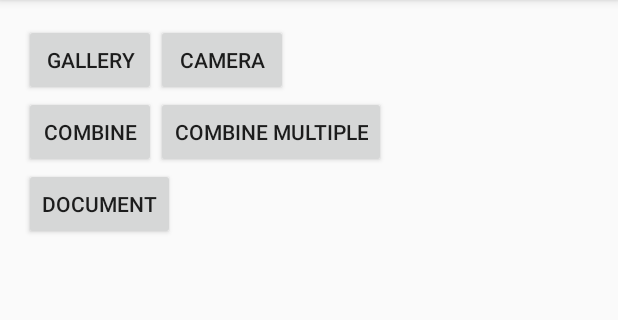
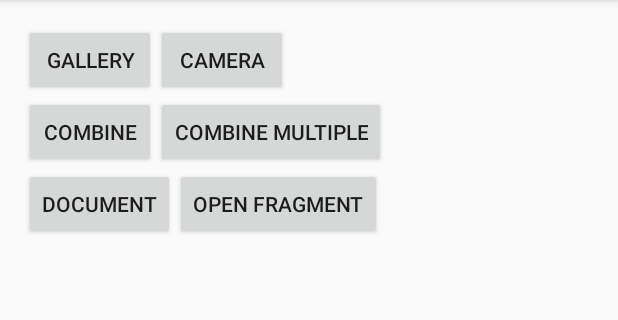
Before and after one commit to GeniusRUS/CPhoto, an Android app: the screen it shows after launch (MainActivity), after a tap on "CAMERA", on a phone screen of 412 x 824 dp, the part 84-404 px from its top. Run offline under Robolectric (Android 15) with nearby library versions, the phone set to English and light mode, and no system bars.

Commit message:
Добавил поиск FragmentActivity внутри переданного Context'a

```diff
--- a/app/src/main/AndroidManifest.xml
+++ b/app/src/main/AndroidManifest.xml
@@ -3,6 +3,7 @@
     package="com.genius.coroutinesphoto">
 
     <application
+        android:requestLegacyExternalStorage="true"
         android:allowBackup="true"
         android:icon="@mipmap/ic_launcher"
         android:label="@string/app_name"
--- a/app/src/main/java/com/genius/coroutinesphoto/MainActivity.kt
+++ b/app/src/main/java/com/genius/coroutinesphoto/MainActivity.kt
@@ -23,8 +23,7 @@ class MainActivity : AppCompatActivity(), CoroutineScope {
         setContentView(R.layout.activity_main)
 
         get.setOnClickListener { v ->
-            image.setImageBitmap(null)
-            thumbs.removeAllViews()
+            clear()
 
             launch {
                 try {
@@ -36,8 +35,7 @@ class MainActivity : AppCompatActivity(), CoroutineScope {
         }
 
         take.setOnClickListener { v ->
-            image.setImageBitmap(null)
-            thumbs.removeAllViews()
+            clear()
 
             launch {
                 try {
@@ -49,8 +47,7 @@ class MainActivity : AppCompatActivity(), CoroutineScope {
         }
 
         combine.setOnClickListener { v ->
-            image.setImageBitmap(null)
-            thumbs.removeAllViews()
+            clear()
 
             launch {
                 try {
@@ -62,8 +59,7 @@ class MainActivity : AppCompatActivity(), CoroutineScope {
         }
 
         combine_multiple.setOnClickListener { v ->
-            image.setImageBitmap(null)
-            thumbs.removeAllViews()
+            clear()
 
             launch {
                 try {
@@ -75,8 +71,7 @@ class MainActivity : AppCompatActivity(), CoroutineScope {
         }
 
         document.setOnClickListener { v ->
-            image.setImageBitmap(null)
-            thumbs.removeAllViews()
+            clear()
 
             launch {
                 try {
@@ -86,5 +81,18 @@ class MainActivity : AppCompatActivity(), CoroutineScope {
                 }
             }
         }
+
+        fragment.setOnClickListener {
+            supportFragmentManager
+                .beginTransaction()
+                .add(R.id.fl_container, MainFragment(), "FragmentTag")
+                .addToBackStack(null)
+                .commit()
+        }
+    }
+
+    fun clear() {
+        image.setImageBitmap(null)
+        thumbs.removeAllViews()
     }
 }
--- a/app/src/main/res/layout/activity_main.xml
+++ b/app/src/main/res/layout/activity_main.xml
@@ -1,13 +1,18 @@
 <?xml version="1.0" encoding="utf-8"?>
-<LinearLayout xmlns:android="http://schemas.android.com/apk/res/android"
-    xmlns:tools="http://schemas.android.com/tools"
+<FrameLayout xmlns:tools="http://schemas.android.com/tools"
+    xmlns:android="http://schemas.android.com/apk/res/android"
     android:layout_width="match_parent"
     android:layout_height="match_parent"
-    android:orientation="vertical"
     android:paddingBottom="@dimen/activity_vertical_margin"
     android:paddingLeft="@dimen/activity_horizontal_margin"
     android:paddingRight="@dimen/activity_horizontal_margin"
-    android:paddingTop="@dimen/activity_vertical_margin">
+    android:paddingTop="@dimen/activity_vertical_margin"
+    android:id="@+id/fl_container">
+
+    <LinearLayout
+        android:layout_width="match_parent"
+        android:layout_height="match_parent"
+        android:orientation="vertical">
 
         <LinearLayout
             android:layout_width="match_parent"
@@ -59,6 +64,12 @@
                 android:layout_width="wrap_content"
                 android:layout_height="wrap_content"
                 android:text="@string/label_document" />
+
+            <Button
+                android:id="@+id/fragment"
+                android:layout_width="wrap_content"
+                android:layout_height="wrap_content"
+                android:text="@string/label_fragment" />
         </LinearLayout>
 
         <ImageView
@@ -82,3 +93,5 @@
             android:layout_gravity="bottom"
             android:orientation="horizontal" />
     </LinearLayout>
+
+</FrameLayout>
--- a/app/src/main/res/values/strings.xml
+++ b/app/src/main/res/values/strings.xml
@@ -9,4 +9,5 @@
     <string name="label_compress">COMPRESS</string>
     <string name="label_transformations">TRANSFORM TO THUMBS</string>
     <string name="label_document">DOCUMENT</string>
+    <string name="label_fragment">OPEN FRAGMENT</string>
 </resources>
--- a/cphoto/src/main/java/com/genius/cphoto/CRPhoto.kt
+++ b/cphoto/src/main/java/com/genius/cphoto/CRPhoto.kt
@@ -14,6 +14,7 @@ import com.genius.cphoto.util.CRFileUtils
 import com.genius.cphoto.util.CRUtils
 import kotlinx.coroutines.CompletableDeferred
 import java.io.IOException
+import android.content.ContextWrapper
 
 /**
  * Created by Genius on 03.12.2017.
@@ -183,13 +184,17 @@ class CRPhoto(private val context: Context) {
      * @param typeRequest - selected request
      */
     private fun startOverlapFragment(@TypeRequest typeRequest: String) {
-        (context as? FragmentActivity)?.let {  activity ->
-            activity.supportFragmentManager.findFragmentByTag(OverlapFragment.TAG)?.let { overlapFragment ->
-                (overlapFragment as? OverlapFragment)?.newRequest(typeRequest, this)
-            } ?: activity.supportFragmentManager.beginTransaction()
-                .add(OverlapFragment.newInstance(typeRequest, this), OverlapFragment.TAG)
-                .commit()
-        } ?: propagateThrowable(ClassCastException("Attached context is not FragmentActivity"))
+        val activity = findActivityInContext(context)
+        if (activity == null) {
+            propagateThrowable(ClassCastException("Couldn't find FragmentActivity in attached Context"))
+            return
+        }
+
+        activity.supportFragmentManager.findFragmentByTag(OverlapFragment.TAG)?.let { overlapFragment ->
+            (overlapFragment as? OverlapFragment)?.newRequest(typeRequest, this)
+        } ?: activity.supportFragmentManager.beginTransaction()
+            .add(OverlapFragment.newInstance(typeRequest, this), OverlapFragment.TAG)
+            .commit()
     }
 
     /**
@@ -200,6 +205,22 @@ class CRPhoto(private val context: Context) {
     @Throws(IOException::class)
     private fun getBitmapFromStream(uri: Uri): Bitmap? {
         return CRUtils.getBitmap(context, uri, bitmapSizes?.first, bitmapSizes?.second)
+    }
+
+    /**
+     * Try to find the FragmentActivity inside current Context
+     */
+    private fun findActivityInContext(context: Context): FragmentActivity? {
+        if (context is FragmentActivity) return context
+
+        var currentStepContext = context
+        while (currentStepContext is ContextWrapper) {
+            if (currentStepContext is FragmentActivity) {
+                return currentStepContext
+            }
+            currentStepContext = currentStepContext.baseContext
+        }
+        return null
     }
 
     /**
```
Also changed, not shown: app/src/main/java/com/genius/coroutinesphoto/CustomImageView.kt (added, +29 -0 lines), app/src/main/java/com/genius/coroutinesphoto/MainFragment.kt (added, +25 -0 lines), app/src/main/res/layout/fragment_main.xml (added, +14 -0 lines). Lines whose indentation alone changed are shown as unchanged.
